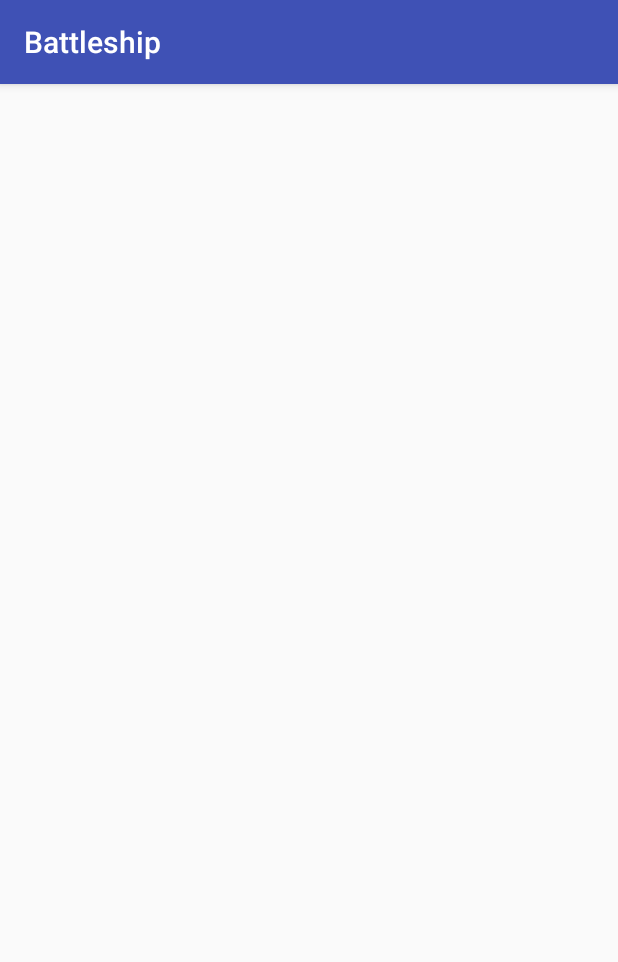
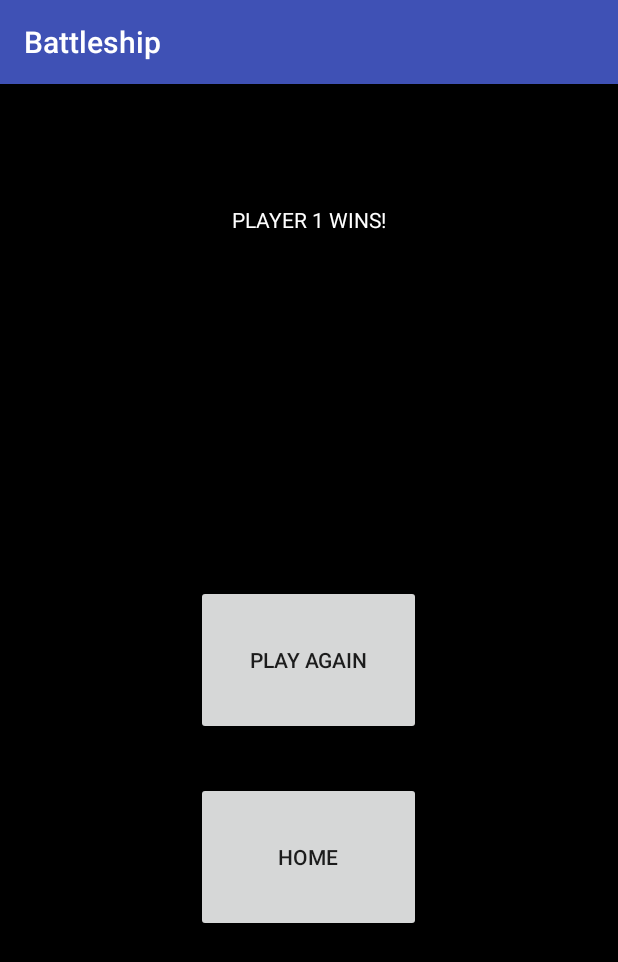
Before and after one commit to chclause/Battleship, an Android app: the GameOverActivity screen opened directly, with no data from a screen before it, on a phone screen of 412 x 824 dp. Shown: the top 962 px of the screen. Run offline under Robolectric (Android 15) with nearby library versions, the phone set to English and light mode, and no system bars.

Commit message:
Did too much cant remember now

```diff
--- a/app/build.gradle
+++ b/app/build.gradle
@@ -23,11 +23,12 @@ android {
 }
 
 dependencies {
-    implementation fileTree(dir: 'libs', include: ['*.jar'])
+    implementation fileTree(include: ['*.jar'], dir: 'libs')
     implementation "org.jetbrains.kotlin:kotlin-stdlib-jre7:$kotlin_version"
     implementation 'com.android.support:appcompat-v7:26.1.0'
     implementation 'com.android.support.constraint:constraint-layout:1.0.2'
     testImplementation 'junit:junit:4.12'
     androidTestImplementation 'com.android.support.test:runner:1.0.1'
     androidTestImplementation 'com.android.support.test.espresso:espresso-core:3.0.1'
+    implementation 'com.google.code.gson:gson:2.8.2'
 }
--- a/app/src/main/AndroidManifest.xml
+++ b/app/src/main/AndroidManifest.xml
@@ -1,6 +1,9 @@
 <?xml version="1.0" encoding="utf-8"?>
 <manifest xmlns:android="http://schemas.android.com/apk/res/android"
     package="com.example.charlie.battleship">
+
+    <uses-permission android:name="android.permission.WRITE_EXTERNAL_STORAGE"/>
+    <uses-permission android:name="android.permission.READ_EXTERNAL_STORAGE" />
 
     <application
         android:allowBackup="true"
--- a/app/src/main/java/com/example/charlie/battleship/PlayerActivity.kt
+++ b/app/src/main/java/com/example/charlie/battleship/PlayerActivity.kt
@@ -35,6 +35,7 @@ class PlayerActivity : AppCompatActivity() {
                             position: Int, id: Long) {
                when(GlobalData.player1Turn) {
                    true -> {
+                       GlobalData.saveGameObjectDataset()
                        if (!gameObject.player2Tiles[position].beenHit) {
                            gameObject.player2Tiles[position].beenHit = true
                            val gameOver = gameObject.updateShips(position)
@@ -45,9 +46,11 @@ class PlayerActivity : AppCompatActivity() {
                                intent.putExtra("WON", true)
                                startActivity(intent)
                            }
+                           else {
                                val intent = Intent(applicationContext, PassActivity::class.java)
                                intent.putExtra("GAME", GlobalData.gameObjectsData.indexOf(gameObject))
                                startActivity(intent)
+                           }
                        }
                    }
                    false -> {
@@ -61,9 +64,11 @@ class PlayerActivity : AppCompatActivity() {
                                intent.putExtra("WON", false)
                                startActivity(intent)
                            }
+                           else {
                                val intent = Intent(applicationContext, PassActivity::class.java)
                                intent.putExtra("GAME", GlobalData.gameObjectsData.indexOf(gameObject))
                                startActivity(intent)
+                           }
                        }
                    }
                }
--- a/app/src/main/java/com/example/charlie/battleship/Ship.kt
+++ b/app/src/main/java/com/example/charlie/battleship/Ship.kt
@@ -4,6 +4,7 @@ package com.example.charlie.battleship
 class Ship {
     var coords : MutableList<Int> = mutableListOf()
     var hits   : MutableList<Int> = mutableListOf()
+    var isSunk = false
 
     lateinit var direction : Direction
 
@@ -14,6 +15,7 @@ class Ship {
     fun shipIsSunk() : Boolean {
         hits.sort()
         coords.sort()
+        isSunk = true
         return hits.equals(coords)
     }
 }
--- a/app/src/main/res/layout/activity_game_over.xml
+++ b/app/src/main/res/layout/activity_game_over.xml
@@ -1,9 +1,47 @@
 <?xml version="1.0" encoding="utf-8"?>
-<android.support.constraint.ConstraintLayout xmlns:android="http://schemas.android.com/apk/res/android"
+<RelativeLayout xmlns:android="http://schemas.android.com/apk/res/android"
     xmlns:app="http://schemas.android.com/apk/res-auto"
     xmlns:tools="http://schemas.android.com/tools"
     android:layout_width="match_parent"
     android:layout_height="match_parent"
+    android:background="@drawable/black"
     tools:context="com.example.charlie.battleship.GameOverActivity">
 
-</android.support.constraint.ConstraintLayout>
+    <Space
+        android:layout_width="match_parent"
+        android:layout_height="100dp"
+        android:id="@+id/upperBuffer"/>
+
+    <TextView
+        android:layout_width="match_parent"
+        android:layout_height="wrap_content"
+        android:id="@+id/playerWinText"
+        android:text="PLAYER WINS!"
+        android:textAlignment="center"
+        android:textColor="#ffffff"
+        android:layout_alignBottom="@id/upperBuffer"/>
+
+    <Space
+        android:layout_width="match_parent"
+        android:layout_height="400dp"
+        android:id="@+id/buttonSpace"
+        android:layout_alignParentBottom="true"/>
+
+    <Button
+        android:id="@+id/playAgainButton"
+        android:layout_width="150dp"
+        android:layout_height="100dp"
+        android:layout_centerHorizontal="true"
+        android:layout_centerVertical="true"
+        android:text="play again" />
+
+    <Button
+        android:id="@+id/homeButton"
+        android:layout_width="150dp"
+        android:layout_height="100dp"
+        android:layout_alignStart="@+id/playAgainButton"
+        android:layout_below="@+id/playAgainButton"
+        android:layout_marginTop="31dp"
+        android:text="Home" />
+
+</RelativeLayout>
```
Also changed, not shown: app/src/main/java/com/example/charlie/battleship/GameObject.kt (+62 -16 lines), app/src/main/java/com/example/charlie/battleship/GameOverActivity.kt (+72 -0 lines), app/src/main/java/com/example/charlie/battleship/GlobalData.kt (+68 -0 lines), app/src/main/java/com/example/charlie/battleship/MainActivity.kt (+16 -4 lines), app/src/main/res/layout/activity_main.xml (+11 -11 lines). Lines whose indentation alone changed are shown as unchanged.
